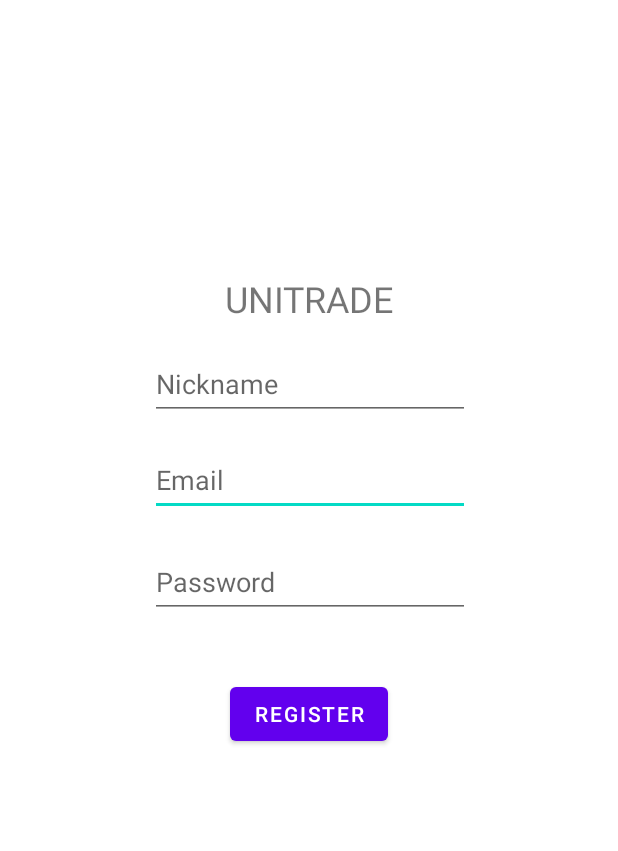
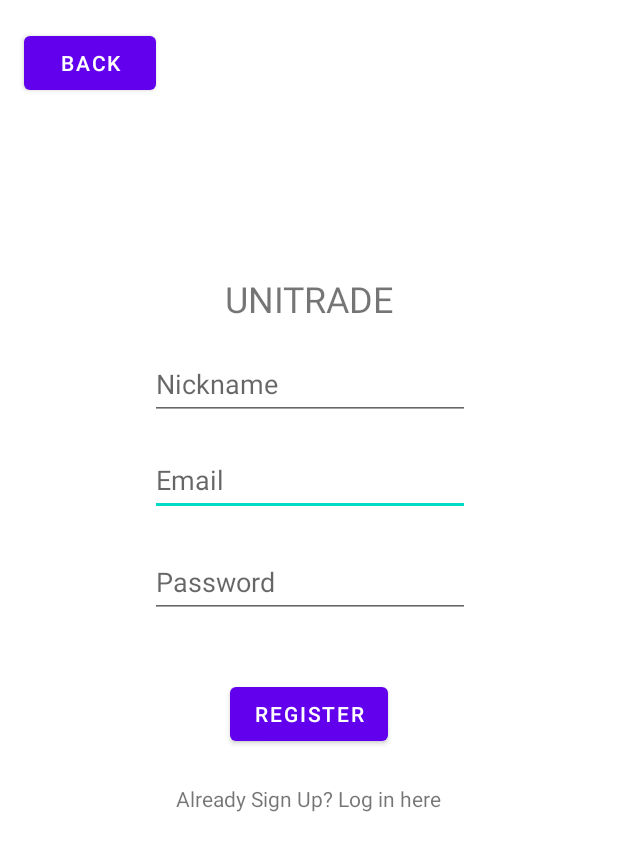
Before and after one commit to TheGreatRandall/unitrade, an Android app: the layout activity_register.xml on its own in the app's theme, with its tools: preview values and no code run, on a phone screen of 412 x 824 dp. Shown: the top 851 px of the screen. Run offline under Robolectric (Android 15) with nearby library versions, the phone set to English and light mode, and no system bars.

Commit message:
Edited activity layout

```diff
--- a/app/src/main/res/layout/activity_register.xml
+++ b/app/src/main/res/layout/activity_register.xml
@@ -8,7 +8,7 @@
     tools:context=".Register">
 
   <TextView
-      android:id="@+id/banner"
+      android:id="@+id/register_banner"
       android:layout_width="wrap_content"
       android:layout_height="wrap_content"
       android:text="@string/app_name"
@@ -21,7 +21,7 @@
       app:layout_constraintVertical_bias="0.231" />
 
   <EditText
-      android:id="@+id/editTextTextEmailAddress"
+      android:id="@+id/register_editTextEmailAddress"
       android:layout_width="wrap_content"
       android:layout_height="wrap_content"
       android:layout_marginTop="292dp"
@@ -30,14 +30,14 @@
       android:hint="Email"
       android:inputType="textEmailAddress"
       android:minHeight="48dp"
-      app:layout_constraintBottom_toTopOf="@+id/editTextTextPassword"
+      app:layout_constraintBottom_toTopOf="@+id/register_editTextPassword"
       app:layout_constraintEnd_toEndOf="parent"
       app:layout_constraintHorizontal_bias="0.502"
       app:layout_constraintStart_toStartOf="parent"
       app:layout_constraintTop_toTopOf="parent" />
 
   <EditText
-      android:id="@+id/editTextTextPassword"
+      android:id="@+id/register_editTextPassword"
       android:layout_width="wrap_content"
       android:layout_height="wrap_content"
       android:layout_marginTop="364dp"
@@ -51,7 +51,7 @@
       app:layout_constraintTop_toTopOf="parent" />
 
   <EditText
-      android:id="@+id/editTextTextNickname"
+      android:id="@+id/register_editTextNickname"
       android:layout_width="wrap_content"
       android:layout_height="wrap_content"
       android:layout_marginTop="16dp"
@@ -61,12 +61,24 @@
       android:inputType="text"
       android:minHeight="48dp"
       android:textAllCaps="false"
-      app:layout_constraintBottom_toTopOf="@+id/editTextTextEmailAddress"
+      app:layout_constraintBottom_toTopOf="@+id/register_editTextEmailAddress"
       app:layout_constraintEnd_toEndOf="parent"
       app:layout_constraintHorizontal_bias="0.502"
       app:layout_constraintStart_toStartOf="parent"
-      app:layout_constraintTop_toBottomOf="@+id/banner"
+      app:layout_constraintTop_toBottomOf="@+id/register_banner"
       app:layout_constraintVertical_bias="0.8" />
+
+  <Button
+      android:id="@+id/register_back"
+      android:layout_width="wrap_content"
+      android:layout_height="wrap_content"
+      android:text="Back"
+      app:layout_constraintBottom_toBottomOf="parent"
+      app:layout_constraintEnd_toEndOf="parent"
+      app:layout_constraintHorizontal_bias="0.049"
+      app:layout_constraintStart_toStartOf="parent"
+      app:layout_constraintTop_toTopOf="parent"
+      app:layout_constraintVertical_bias="0.023" />
 
   <Button
       android:id="@+id/registerSubmit"
@@ -76,7 +88,19 @@
       android:text="Register"
       app:layout_constraintEnd_toEndOf="parent"
       app:layout_constraintStart_toStartOf="parent"
-      app:layout_constraintTop_toBottomOf="@+id/editTextTextPassword" />
+      app:layout_constraintTop_toBottomOf="@+id/register_editTextPassword" />
+
+  <TextView
+      android:id="@+id/register_SignIn"
+      android:layout_width="wrap_content"
+      android:layout_height="wrap_content"
+      android:text="Already Sign Up? Log in here"
+      app:layout_constraintBottom_toBottomOf="parent"
+      app:layout_constraintEnd_toEndOf="parent"
+      app:layout_constraintHorizontal_bias="0.498"
+      app:layout_constraintStart_toStartOf="parent"
+      app:layout_constraintTop_toBottomOf="@+id/registerSubmit"
+      app:layout_constraintVertical_bias="0.075" />
 
   <ProgressBar
       android:id="@+id/progressBar"
```
Also changed, not shown: app/src/main/res/layout/activity_login.xml (+79 -0 lines).
